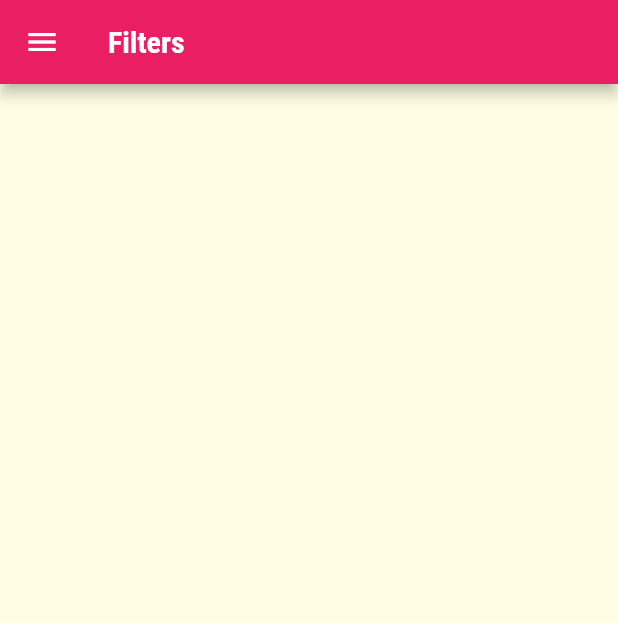
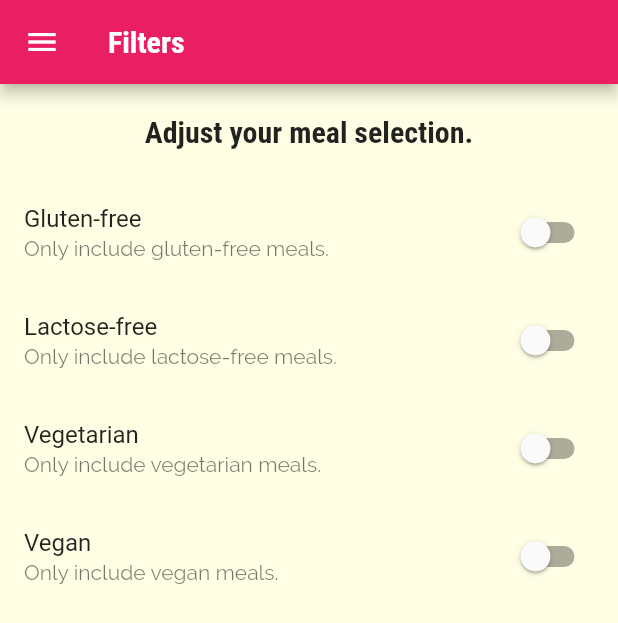
Before and after one commit to vicky5243/meals, a Flutter app: the FiltersScreen screen opened by its route, on a phone screen of 412 x 824 dp. Shown: the top 623 px of the screen. Run offline on Flutter 3.47's test engine with Material 2 defaults, Android fonts, the phone set to English and light mode, and no system bars.

Commit message:
Add filter switches

```diff
--- a/lib/screens/filters_screen.dart
+++ b/lib/screens/filters_screen.dart
@@ -2,10 +2,30 @@ import 'package:flutter/material.dart';
 
 import '../widgets/main_drawer.dart';
 
-class FiltersScreen extends StatelessWidget {
+class FiltersScreen extends StatefulWidget {
   const FiltersScreen({super.key});
 
   static const routeName = '/filters';
+
+  @override
+  State<FiltersScreen> createState() => _FiltersScreenState();
+}
+
+class _FiltersScreenState extends State<FiltersScreen> {
+  var _glutenFree = false;
+  var _vegetarian = false;
+  var _vegan = false;
+  var _lactoseFree = false;
+
+  Widget _buildSwitchListTile(
+      String title, String description, bool currentValue, var updateValue) {
+    return SwitchListTile(
+      value: currentValue,
+      title: Text(title),
+      subtitle: Text(description),
+      onChanged: updateValue,
+    );
+  }
 
   @override
   Widget build(BuildContext context) {
@@ -14,7 +34,63 @@ class FiltersScreen extends StatelessWidget {
         title: const Text('Filters'),
       ),
       drawer: const MainDrawer(),
-      body: Center(),
+      body: Column(
+        children: [
+          Container(
+            padding: const EdgeInsets.all(20),
+            child: Text(
+              'Adjust your meal selection.',
+              style: Theme.of(context).textTheme.headline6,
+            ),
+          ),
+          Expanded(
+            child: ListView(
+              children: [
+                _buildSwitchListTile(
+                  'Gluten-free',
+                  'Only include gluten-free meals.',
+                  _glutenFree,
+                  (newValue) {
+                    setState(() {
+                      _glutenFree = newValue;
+                    });
+                  },
+                ),
+                _buildSwitchListTile(
+                  'Lactose-free',
+                  'Only include lactose-free meals.',
+                  _lactoseFree,
+                  (newValue) {
+                    setState(() {
+                      _lactoseFree = newValue;
+                    });
+                  },
+                ),
+                _buildSwitchListTile(
+                  'Vegetarian',
+                  'Only include vegetarian meals.',
+                  _vegetarian,
+                  (newValue) {
+                    setState(() {
+                      _vegetarian = newValue;
+                    });
+                  },
+                ),
+                _buildSwitchListTile(
+                  'Vegan',
+                  'Only include vegan meals.',
+                  _vegan,
+                  (newValue) {
+                    setState(() {
+                      _vegan = newValue;
+                    });
+                  },
+                )
+              ],
+            ),
+          ),
+        ],
+      ),
     );
   }
 }
```
